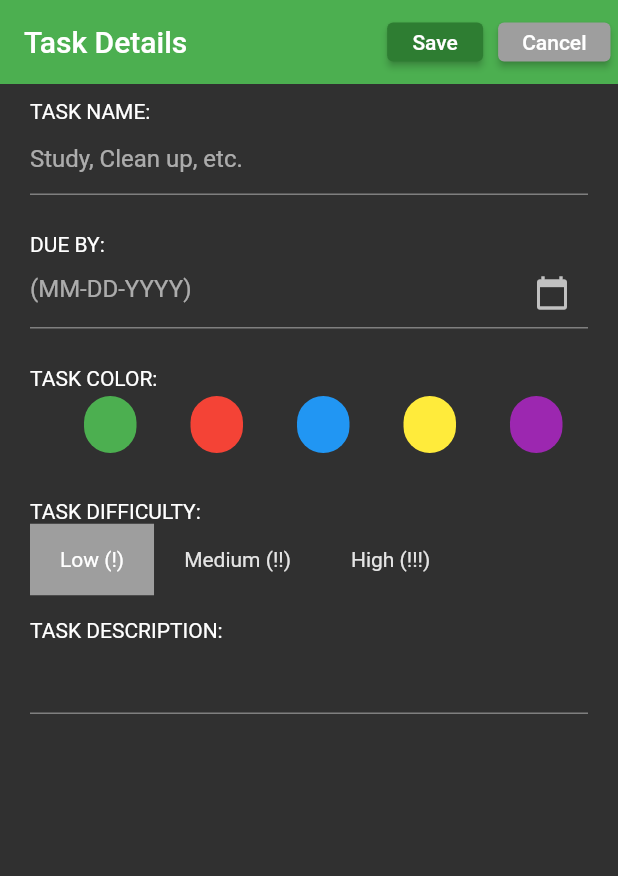
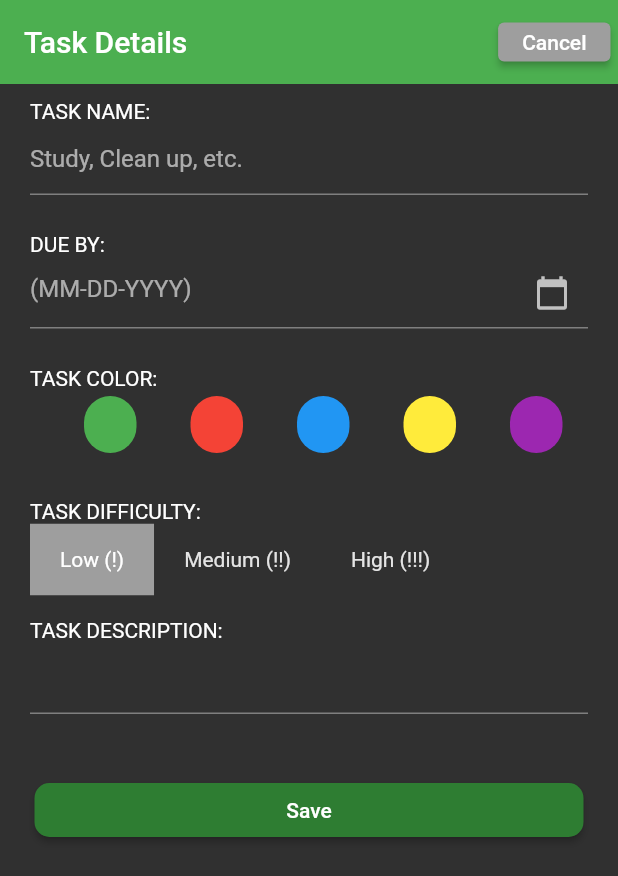
Before and after one commit to OmarIT555/NextStepPlanningApp, a Flutter app: the TaskDetails screen opened directly, on a phone screen of 412 x 824 dp. Shown: the top 876 px of the screen. Run offline on Flutter 3.47's test engine with Material 2 defaults, Android fonts, the phone set to English and light mode, and no system bars; our stand-ins replace flutter_bloc, shared_preferences, sqflite; accounts and stored records are empty; statements that could not run were skipped.

Commit message:
Added task description & moved save button

```diff
--- a/lib/home_screen.dart
+++ b/lib/home_screen.dart
@@ -123,7 +123,7 @@ class _MyHomePageState extends State<MyHomePage> {
                 margin: const EdgeInsets.all(4.0),
                 child: ListTile(
                   title: Text(tasks[index].taskName),
-                  subtitle: Text("Task is due by (${tasks[index].dueDate})"),
+                  subtitle: Text("Task is due by (${tasks[index].dueDate})\nDescription: ${tasks[index].taskDescription}"),
                   leading: Icon(Icons.assignment_outlined),
                   trailing: showTaskDifficulty(index),
                 )));
--- a/lib/task_details_screen.dart
+++ b/lib/task_details_screen.dart
@@ -29,19 +29,6 @@ class TaskDetails extends StatelessWidget {
               style: TextStyle(),
             ),
             actions: <Widget>[
-              Container(
-                margin: const EdgeInsets.only(
-                    top: 15.0, bottom: 15.0, right: 5.0, left: 5.0),
-                child: ElevatedButton(
-                  style: ElevatedButton.styleFrom(
-                    primary: Color(0xFF2E7D32),
-                  ),
-                  child: Text("Save"),
-                  onPressed: () {
-                    saveClick(context);
-                  },
-                ),
-              ),
               Container(
                 margin: const EdgeInsets.only(
                     top: 15.0, bottom: 15.0, right: 5.0, left: 5.0),
@@ -169,6 +156,20 @@ class TaskDetails extends StatelessWidget {
                   taskDescription = description;
                 },
               ),
+              Container(
+                width: double.infinity,
+                margin: const EdgeInsets.only(left: 3.0, right: 3.0, top: 40.0),
+                child: ElevatedButton(
+                  style: ElevatedButton.styleFrom(
+                    primary: Color(0xFF2E7D32),
+                    shape: RoundedRectangleBorder(borderRadius: new BorderRadius.circular(10.0))
+                  ),
+                  child: Text("Save"),
+                  onPressed: () {
+                    saveClick(context);
+                  },
+                ),
+              ),
             ],
           ),
         )));
```
